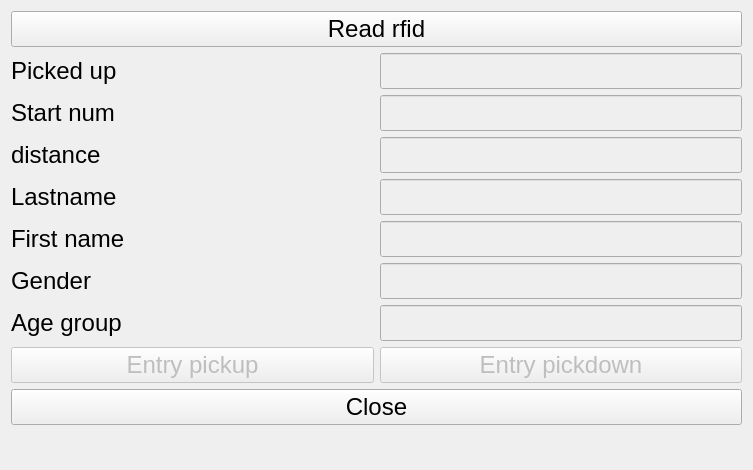
Old version of the form src/views/entrypickup/entrypickup.ui in the repository stivehu/um3.
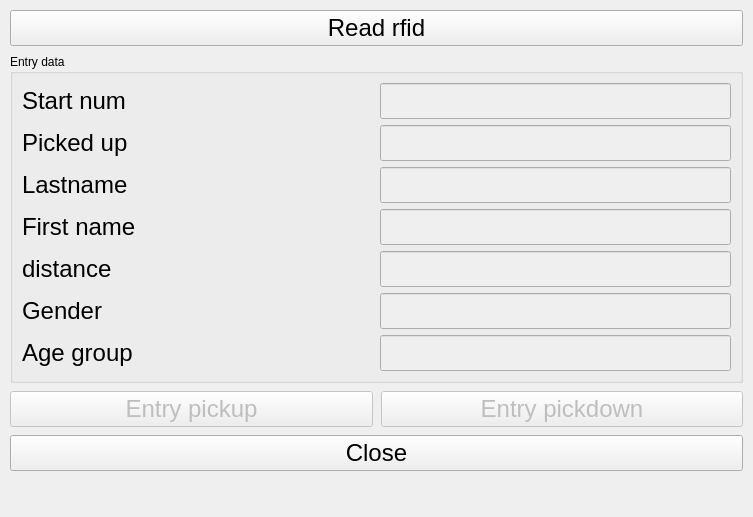
New version of the form.

Patch:
```diff
--- a/src/views/entrypickup/entrypickup.ui
+++ b/src/views/entrypickup/entrypickup.ui
@@ -10,13 +10,28 @@
     <x>0</x>
     <y>0</y>
     <width>753</width>
-    <height>426</height>
+    <height>460</height>
    </rect>
   </property>
   <property name="windowTitle">
    <string>startnum pickup</string>
   </property>
   <layout class="QVBoxLayout" name="verticalLayout">
+   <property name="leftMargin">
+    <number>10</number>
+   </property>
+   <property name="topMargin">
+    <number>10</number>
+   </property>
+   <property name="rightMargin">
+    <number>10</number>
+   </property>
+   <property name="bottomMargin">
+    <number>10</number>
+   </property>
+   <property name="spacing">
+    <number>8</number>
+   </property>
    <property name="sizeConstraint">
     <enum>QLayout::SetDefaultConstraint</enum>
    </property>
@@ -39,8 +54,93 @@
     </widget>
    </item>
    <item>
+    <widget class="QGroupBox" name="entryDataGroupBox">
+     <property name="title">
+      <string>Entry data</string>
+     </property>
     <layout class="QGridLayout" name="gridLayout">
-     <item row="4" column="0">
+      <property name="verticalSpacing">
+       <number>6</number>
+      </property>
+      <item row="0" column="0">
+       <widget class="QLabel" name="startNumLabel">
+        <property name="sizePolicy">
+         <sizepolicy hsizetype="Expanding" vsizetype="Expanding">
+          <horstretch>0</horstretch>
+          <verstretch>0</verstretch>
+         </sizepolicy>
+        </property>
+        <property name="font">
+         <font>
+          <pointsize>18</pointsize>
+         </font>
+        </property>
+        <property name="text">
+         <string>Start num</string>
+        </property>
+       </widget>
+      </item>
+      <item row="0" column="1">
+       <widget class="QLineEdit" name="startnumLineEdit">
+        <property name="enabled">
+         <bool>false</bool>
+        </property>
+        <property name="sizePolicy">
+         <sizepolicy hsizetype="Expanding" vsizetype="Expanding">
+          <horstretch>0</horstretch>
+          <verstretch>0</verstretch>
+         </sizepolicy>
+        </property>
+        <property name="font">
+         <font>
+          <pointsize>18</pointsize>
+         </font>
+        </property>
+        <property name="styleSheet">
+         <string notr="true">color: rgb(0, 0, 0);</string>
+        </property>
+       </widget>
+      </item>
+      <item row="1" column="0">
+       <widget class="QLabel" name="pickedupLabel">
+        <property name="sizePolicy">
+         <sizepolicy hsizetype="Expanding" vsizetype="Expanding">
+          <horstretch>0</horstretch>
+          <verstretch>0</verstretch>
+         </sizepolicy>
+        </property>
+        <property name="font">
+         <font>
+          <pointsize>18</pointsize>
+         </font>
+        </property>
+        <property name="text">
+         <string>Picked up</string>
+        </property>
+       </widget>
+      </item>
+      <item row="1" column="1">
+       <widget class="QLineEdit" name="pickedupLineEdit">
+        <property name="enabled">
+         <bool>false</bool>
+        </property>
+        <property name="sizePolicy">
+         <sizepolicy hsizetype="Expanding" vsizetype="Expanding">
+          <horstretch>0</horstretch>
+          <verstretch>0</verstretch>
+         </sizepolicy>
+        </property>
+        <property name="font">
+         <font>
+          <pointsize>18</pointsize>
+         </font>
+        </property>
+        <property name="styleSheet">
+         <string notr="true">color: rgb(0, 0, 0);</string>
+        </property>
+       </widget>
+      </item>
+      <item row="2" column="0">
       <widget class="QLabel" name="lastnameLabel">
        <property name="sizePolicy">
         <sizepolicy hsizetype="Expanding" vsizetype="Expanding">
@@ -58,115 +158,7 @@
        </property>
       </widget>
      </item>
-     <item row="8" column="1">
-      <widget class="QLineEdit" name="agegroupLineEdit">
-       <property name="enabled">
-        <bool>false</bool>
-       </property>
-       <property name="sizePolicy">
-        <sizepolicy hsizetype="Expanding" vsizetype="Expanding">
-         <horstretch>0</horstretch>
-         <verstretch>0</verstretch>
-        </sizepolicy>
-       </property>
-       <property name="font">
-        <font>
-         <pointsize>18</pointsize>
-        </font>
-       </property>
-       <property name="styleSheet">
-        <string notr="true">color: rgb(0, 0, 0);</string>
-       </property>
-      </widget>
-     </item>
-     <item row="7" column="1">
-      <widget class="QLineEdit" name="genderLineEdit">
-       <property name="enabled">
-        <bool>false</bool>
-       </property>
-       <property name="sizePolicy">
-        <sizepolicy hsizetype="Expanding" vsizetype="Expanding">
-         <horstretch>0</horstretch>
-         <verstretch>0</verstretch>
-        </sizepolicy>
-       </property>
-       <property name="font">
-        <font>
-         <pointsize>18</pointsize>
-        </font>
-       </property>
-       <property name="styleSheet">
-        <string notr="true">color: rgb(0, 0, 0);</string>
-       </property>
-      </widget>
-     </item>
-     <item row="11" column="0">
-      <widget class="QPushButton" name="entryPickupPushButton">
-       <property name="enabled">
-        <bool>false</bool>
-       </property>
-       <property name="sizePolicy">
-        <sizepolicy hsizetype="Expanding" vsizetype="Expanding">
-         <horstretch>0</horstretch>
-         <verstretch>0</verstretch>
-        </sizepolicy>
-       </property>
-       <property name="font">
-        <font>
-         <pointsize>18</pointsize>
-        </font>
-       </property>
-       <property name="text">
-        <string>Entry pickup</string>
-       </property>
-       <property name="shortcut">
-        <string>Ctrl+A</string>
-       </property>
-      </widget>
-     </item>
-     <item row="11" column="1">
-      <widget class="QPushButton" name="entryPickdownPushButton">
-       <property name="enabled">
-        <bool>false</bool>
-       </property>
-       <property name="sizePolicy">
-        <sizepolicy hsizetype="Expanding" vsizetype="Expanding">
-         <horstretch>0</horstretch>
-         <verstretch>0</verstretch>
-        </sizepolicy>
-       </property>
-       <property name="font">
-        <font>
-         <pointsize>18</pointsize>
-        </font>
-       </property>
-       <property name="styleSheet">
-        <string notr="true"/>
-       </property>
-       <property name="text">
-        <string>Entry pickdown</string>
-       </property>
-      </widget>
-     </item>
-     <item row="8" column="0">
-      <widget class="QLabel" name="agegroupLabel">
-       <property name="sizePolicy">
-        <sizepolicy hsizetype="Expanding" vsizetype="Expanding">
-         <horstretch>0</horstretch>
-         <verstretch>0</verstretch>
-        </sizepolicy>
-       </property>
-       <property name="font">
-        <font>
-         <pointsize>18</pointsize>
-        </font>
-       </property>
-       <property name="text">
-        <string>Age group</string>
-       </property>
-      </widget>
-     </item>
-     <item row="4" column="1">
+      <item row="2" column="1">
       <widget class="QLineEdit" name="lastnameLineEdit">
        <property name="enabled">
         <bool>false</bool>
@@ -188,6 +180,45 @@
       </widget>
      </item>
      <item row="3" column="0">
+       <widget class="QLabel" name="firstnameLabel">
+        <property name="sizePolicy">
+         <sizepolicy hsizetype="Expanding" vsizetype="Expanding">
+          <horstretch>0</horstretch>
+          <verstretch>0</verstretch>
+         </sizepolicy>
+        </property>
+        <property name="font">
+         <font>
+          <pointsize>18</pointsize>
+         </font>
+        </property>
+        <property name="text">
+         <string>First name</string>
+        </property>
+       </widget>
+      </item>
+      <item row="3" column="1">
+       <widget class="QLineEdit" name="firstnameLineEdit">
+        <property name="enabled">
+         <bool>false</bool>
+        </property>
+        <property name="sizePolicy">
+         <sizepolicy hsizetype="Expanding" vsizetype="Expanding">
+          <horstretch>0</horstretch>
+          <verstretch>0</verstretch>
+         </sizepolicy>
+        </property>
+        <property name="font">
+         <font>
+          <pointsize>18</pointsize>
+         </font>
+        </property>
+        <property name="styleSheet">
+         <string notr="true">color: rgb(0, 0, 0);</string>
+        </property>
+       </widget>
+      </item>
+      <item row="4" column="0">
       <widget class="QLabel" name="distanceLabel">
        <property name="sizePolicy">
         <sizepolicy hsizetype="Expanding" vsizetype="Expanding">
@@ -205,25 +236,28 @@
        </property>
       </widget>
      </item>
+      <item row="4" column="1">
+       <widget class="QLineEdit" name="distanceLineEdit">
+        <property name="enabled">
+         <bool>false</bool>
+        </property>
+        <property name="sizePolicy">
+         <sizepolicy hsizetype="Expanding" vsizetype="Expanding">
+          <horstretch>0</horstretch>
+          <verstretch>0</verstretch>
+         </sizepolicy>
+        </property>
+        <property name="font">
+         <font>
+          <pointsize>18</pointsize>
+         </font>
+        </property>
+        <property name="styleSheet">
+         <string notr="true">color: rgb(0, 0, 0);</string>
+        </property>
+       </widget>
+      </item>
      <item row="5" column="0">
-      <widget class="QLabel" name="firstnameLabel">
-       <property name="sizePolicy">
-        <sizepolicy hsizetype="Expanding" vsizetype="Expanding">
-         <horstretch>0</horstretch>
-         <verstretch>0</verstretch>
-        </sizepolicy>
-       </property>
-       <property name="font">
-        <font>
-         <pointsize>18</pointsize>
-        </font>
-       </property>
-       <property name="text">
-        <string>First name</string>
-       </property>
-      </widget>
-     </item>
-     <item row="7" column="0">
       <widget class="QLabel" name="genderLabel">
        <property name="sizePolicy">
         <sizepolicy hsizetype="Expanding" vsizetype="Expanding">
@@ -242,7 +276,7 @@
       </widget>
      </item>
      <item row="5" column="1">
-      <widget class="QLineEdit" name="firstnameLineEdit">
+       <widget class="QLineEdit" name="genderLineEdit">
        <property name="enabled">
         <bool>false</bool>
        </property>
@@ -262,11 +296,8 @@
        </property>
       </widget>
      </item>
-     <item row="3" column="1">
-      <widget class="QLineEdit" name="distanceLineEdit">
-       <property name="enabled">
-        <bool>false</bool>
-       </property>
+      <item row="6" column="0">
+       <widget class="QLabel" name="agegroupLabel">
        <property name="sizePolicy">
         <sizepolicy hsizetype="Expanding" vsizetype="Expanding">
          <horstretch>0</horstretch>
@@ -278,13 +309,16 @@
          <pointsize>18</pointsize>
         </font>
        </property>
-       <property name="styleSheet">
-        <string notr="true">color: rgb(0, 0, 0);</string>
+        <property name="text">
+         <string>Age group</string>
        </property>
       </widget>
      </item>
-     <item row="1" column="0">
-      <widget class="QLabel" name="pickedupLabel">
+      <item row="6" column="1">
+       <widget class="QLineEdit" name="agegroupLineEdit">
+        <property name="enabled">
+         <bool>false</bool>
+        </property>
        <property name="sizePolicy">
         <sizepolicy hsizetype="Expanding" vsizetype="Expanding">
          <horstretch>0</horstretch>
@@ -296,31 +330,18 @@
          <pointsize>18</pointsize>
         </font>
        </property>
-       <property name="text">
-        <string>Picked up</string>
+        <property name="styleSheet">
+         <string notr="true">color: rgb(0, 0, 0);</string>
        </property>
       </widget>
      </item>
-     <item row="2" column="0">
-      <widget class="QLabel" name="startNumLabel">
-       <property name="sizePolicy">
-        <sizepolicy hsizetype="Expanding" vsizetype="Expanding">
-         <horstretch>0</horstretch>
-         <verstretch>0</verstretch>
-        </sizepolicy>
-       </property>
-       <property name="font">
-        <font>
-         <pointsize>18</pointsize>
-        </font>
-       </property>
-       <property name="text">
-        <string>Start num</string>
-       </property>
-      </widget>
-     </item>
-     <item row="1" column="1">
-      <widget class="QLineEdit" name="pickedupLineEdit">
+     </layout>
+    </widget>
+   </item>
+   <item>
+    <layout class="QHBoxLayout" name="horizontalLayout_buttons">
+     <item>
+      <widget class="QPushButton" name="entryPickupPushButton">
        <property name="enabled">
         <bool>false</bool>
        </property>
@@ -335,13 +356,13 @@
          <pointsize>18</pointsize>
         </font>
        </property>
-       <property name="styleSheet">
-        <string notr="true">color: rgb(0, 0, 0);</string>
+       <property name="text">
+        <string>Entry pickup</string>
        </property>
       </widget>
      </item>
-     <item row="2" column="1">
-      <widget class="QLineEdit" name="startnumLineEdit">
+     <item>
+      <widget class="QPushButton" name="entryPickdownPushButton">
        <property name="enabled">
         <bool>false</bool>
        </property>
@@ -357,11 +378,16 @@
         </font>
        </property>
        <property name="styleSheet">
-        <string notr="true">color: rgb(0, 0, 0);</string>
+        <string notr="true"/>
        </property>
+       <property name="text">
+        <string>Entry pickdown</string>
+       </property>
       </widget>
      </item>
-     <item row="12" column="0" colspan="2">
+    </layout>
+   </item>
+   <item>
       <widget class="QPushButton" name="closePushButton">
        <property name="sizePolicy">
         <sizepolicy hsizetype="Expanding" vsizetype="Expanding">
@@ -378,8 +404,6 @@
         <string>Close</string>
        </property>
       </widget>
-     </item>
-    </layout>
    </item>
    <item>
     <widget class="QLabel" name="statusBar">
```
Left out of the diff: 3 changed lines with no effect on the pictures. Lines whose indentation alone changed are shown as unchanged.
